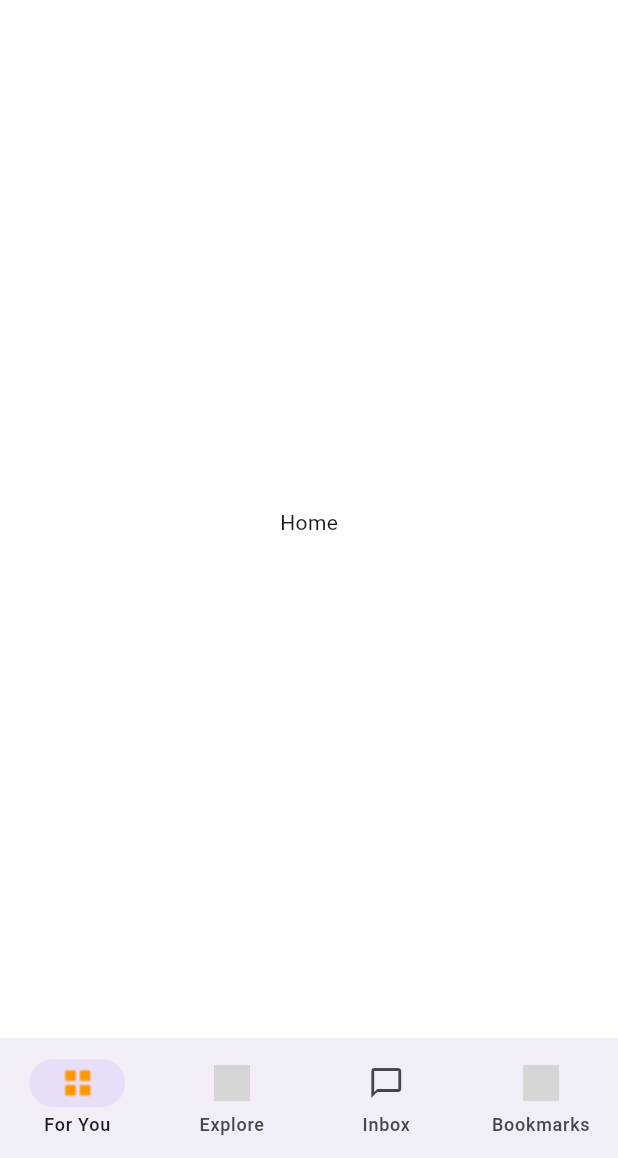
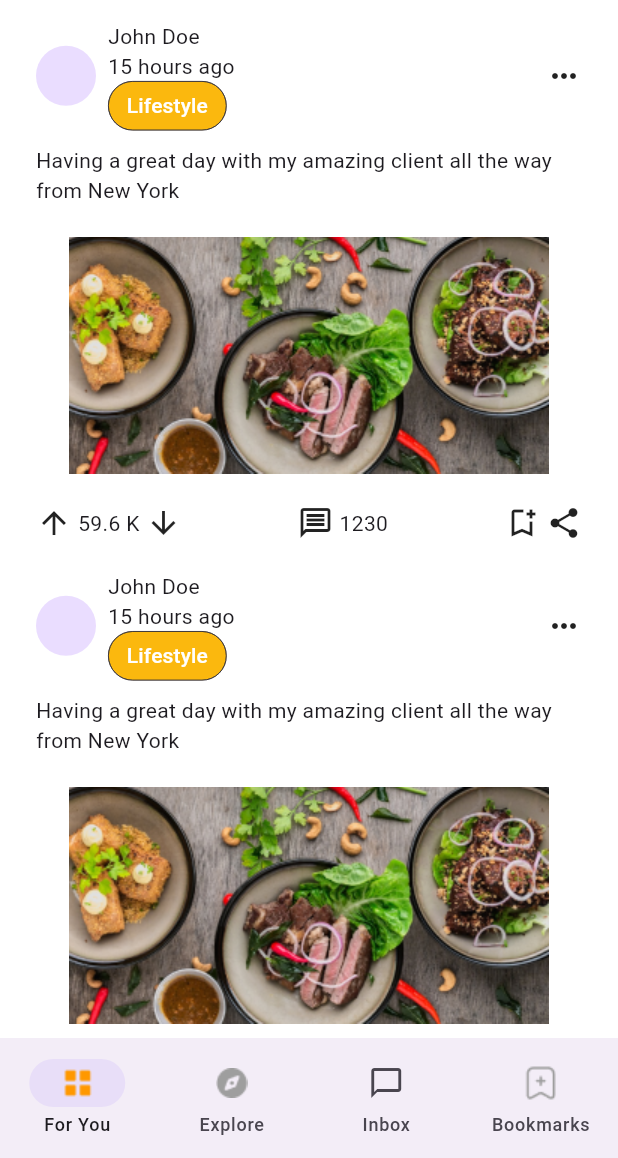
Before and after one commit to jumapaul/curiocity, a Flutter app: the HomeView screen opened by its route, on a phone screen of 412 x 824 dp, the part 78-1236 px from its top. Run offline on Flutter 3.47's test engine with Material 3 defaults, Android fonts, the phone set to English and light mode, and no system bars; drawn by our look-alikes of badges; our stand-ins replace flutter_svg, fluttertoast, get, image_picker, intl_phone_field and 3 more; missing offline and left inert: dart:ffi; accounts and stored records are empty; project files that could hold a hidden picture were left out; grey boxes are pictures that could not be loaded.

Commit message:
minor code update

```diff
--- /dev/null
+++ b/lib/app/modules/home/pages/for_you_page.dart
@@ -0,0 +1,122 @@
+import 'package:curiocity/app/common/dimens/dimens.dart';
+import 'package:curiocity/app/common/theme/colors.dart';
+import 'package:curiocity/app/modules/home/controllers/home_controller.dart';
+import 'package:flutter/material.dart';
+import 'package:get/get.dart';
+
+class ForYouPage extends StatelessWidget {
+  final HomeController controller;
+
+  const ForYouPage({super.key, required this.controller});
+
+  @override
+  Widget build(BuildContext context) {
+    final Color chipBackgroundColor = colorPrimary.withOpacity(1.0);
+
+    return Column(
+      children: [
+        Expanded(
+          child: ListView.builder(
+            itemCount: 10, // Replace with actual item count
+            itemBuilder: (context, index) {
+              return Padding(
+                padding:
+                    const EdgeInsets.symmetric(horizontal: 24, vertical: 10),
+                child: Column(
+                  crossAxisAlignment: CrossAxisAlignment.start,
+                  children: [
+                    _buildUserInfoRow(chipBackgroundColor),
+                    AppTextStyles.smallVerticalSpacing,
+                    const Text(
+                      "Having a great day with my amazing client all the way from New York",
+                    ),
+                    AppTextStyles.smallVerticalSpacing,
+                    Image.asset(
+                      "assets/images/post.png",
+                      width: Get.width,
+                    ),
+                    AppTextStyles.smallVerticalSpacing,
+                    _buildActionRow()
+                  ],
+                ),
+              );
+            },
+          ),
+        ),
+      ],
+    );
+  }
+
+  Widget _buildUserInfoRow(Color chipBackgroundColor) {
+    return Row(
+      mainAxisAlignment: MainAxisAlignment.spaceBetween,
+      children: [
+        Row(
+          children: [
+            const CircleAvatar(),
+            const SizedBox(width: 8),
+            Column(
+              crossAxisAlignment: CrossAxisAlignment.start,
+              children: [
+                const Text("John Doe"),
+                const Text("15 hours ago"),
+                _buildCategoryChip(chipBackgroundColor),
+              ],
+            ),
+          ],
+        ),
+        const Icon(Icons.more_horiz_outlined)
+      ],
+    );
+  }
+
+  Widget _buildCategoryChip(Color backgroundColor) {
+    return Chip(
+      label: const Text(
+        "Lifestyle",
+        style: AppTextStyles.selectedChipTextStyle,
+      ),
+      backgroundColor: backgroundColor,
+      side: BorderSide(
+        color: Theme.of(Get.context!).colorScheme.inverseSurface,
+        width: 0.5,
+      ),
+      padding: const EdgeInsets.symmetric(horizontal: 4),
+      materialTapTargetSize: MaterialTapTargetSize.shrinkWrap,
+      shape: RoundedRectangleBorder(
+        borderRadius: BorderRadius.circular(largeSize),
+      ),
+    );
+  }
+
+  Widget _buildActionRow() {
+    return const Row(
+      mainAxisAlignment: MainAxisAlignment.spaceBetween,
+      children: [
+        Row(
+          children: [
+            Icon(Icons.arrow_upward_sharp),
+            SizedBox(width: 4),
+            Text("59.6 K"),
+            SizedBox(width: 4),
+            Icon(Icons.arrow_downward_outlined),
+          ],
+        ),
+        Row(
+          children: [
+            Icon(Icons.message_outlined),
+            SizedBox(width: 4),
+            Text("1230"),
+          ],
+        ),
+        Row(
+          children: [
+            Icon(Icons.bookmark_add_outlined),
+            SizedBox(width: 4),
+            Icon(Icons.share),
+          ],
+        ),
+      ],
+    );
+  }
+}
--- a/lib/app/modules/home/views/home_view.dart
+++ b/lib/app/modules/home/views/home_view.dart
@@ -4,6 +4,7 @@ import 'package:flutter/material.dart';
 import 'package:get/get.dart';
 import 'package:badges/badges.dart' as badges;
 import '../controllers/home_controller.dart';
+import '../pages/for_you_page.dart';
 
 class HomeView extends GetView<HomeController> {
   const HomeView({super.key});
@@ -18,8 +19,8 @@ class HomeView extends GetView<HomeController> {
       body: Obx(
         () => IndexedStack(
           index: controller.selectedIndex.value,
-          children: const [
-            Center(child: Text('Home')),
+          children:  [
+            ForYouPage(controller: controller),
             Center(child: Text('Search')),
             Center(child: Text('Profile')),
             Center(child: Text('Profile')),
--- a/lib/app/modules/preferences/user_category_preference/controllers/user_category_preference_controller.dart
+++ b/lib/app/modules/preferences/user_category_preference/controllers/user_category_preference_controller.dart
@@ -6,13 +6,28 @@ class UserCategoryPreferenceController extends GetxController {
   final ApiProvider apiProvider = Get.find<ApiProvider>();
   var topics = Rxn<TopicsResponse>();
   var selectedCategories = RxList<CurioCategory>();
+  var isLoading = false.obs;
 
   void getCategory() async {
+    isLoading.value = true;
+    var dummy = TopicsResponse(
+      data: List.filled(
+        10,
+        CurioCategory(
+          id: "",
+          name: "",
+          description: "",
+          topics: [],
+        ),
+      ),
+    );
+    topics.value = dummy;
     final topicsResponse = await apiProvider.getData<TopicsResponse>(
       'category',
       (json) => TopicsResponse.fromJson(json),
     );
     topics.value = topicsResponse;
+    isLoading.value = false;
   }
 
   @override
--- a/lib/app/modules/preferences/user_category_preference/views/user_category_preference_view.dart
+++ b/lib/app/modules/preferences/user_category_preference/views/user_category_preference_view.dart
@@ -4,6 +4,8 @@ import 'package:curiocity/app/common/utils/show_toast.dart';
 import 'package:curiocity/app/routes/app_pages.dart';
 import 'package:flutter/material.dart';
 import 'package:get/get.dart';
+import 'package:skeletonizer/skeletonizer.dart';
+
 import '../../../common_widget/outlined_button.dart';
 import '../controllers/user_category_preference_controller.dart';
 
@@ -88,12 +90,15 @@ class UserCategoryPreferenceView
 
   Widget _buildCategoryList() {
     return Obx(
-      () => ListView.builder(
-        itemCount: controller.topics.value?.data?.length ?? 0,
-        itemBuilder: (context, index) {
-          var category = controller.topics.value?.data?[index];
-          return _buildCategoryTile(category);
-        },
+      () => Skeletonizer(
+        enabled: controller.isLoading.value,
+        child: ListView.builder(
+          itemCount: controller.topics.value?.data?.length ?? 0,
+          itemBuilder: (context, index) {
+            var category = controller.topics.value?.data?[index];
+            return _buildCategoryTile(category);
+          },
+        ),
       ),
     );
   }
--- a/pubspec.yaml
+++ b/pubspec.yaml
@@ -21,6 +21,7 @@ dependencies:
   intl_phone_field: ^3.2.0
   image_picker: ^1.0.7
   badges: ^3.1.2
+  skeletonizer: ^1.4.2
 
 dev_dependencies:
   flutter_test:
```
Also changed, not shown: assets/images/bookmark.png (added), assets/images/explore.png (added), assets/images/post.png (added), pubspec.lock.
